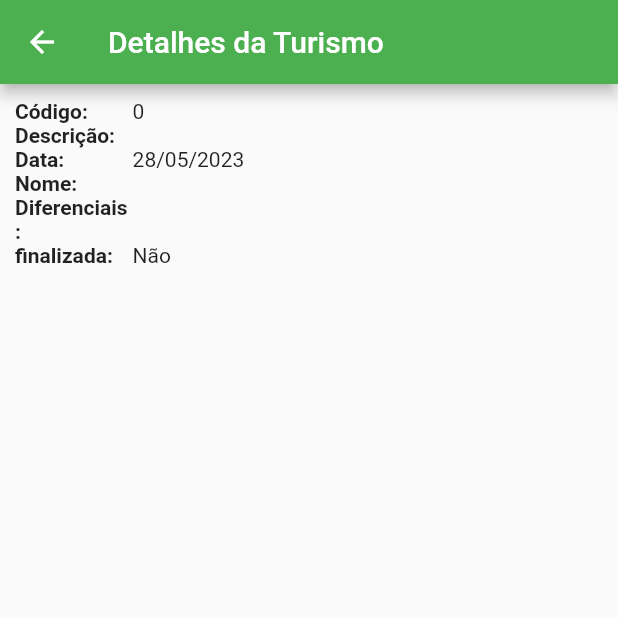
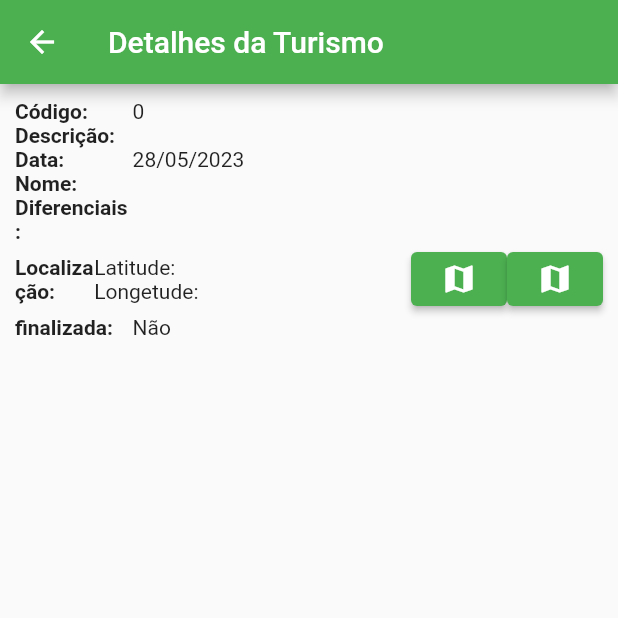
Before and after one commit to AdolfoSchwertz/gerenciamento_turismo, a Flutter app: the DetalhesTurismoPage screen opened directly with empty values, on a phone screen of 412 x 824 dp, the top half of it. Run offline on Flutter 3.47's test engine with Material 2 defaults, Android fonts, the phone set to English and light mode, and no system bars; our stand-ins replace geolocator, google_maps_flutter, shared_preferences, sqflite; missing offline and left inert: maps_launcher; accounts and stored records are empty.

Commit message:
Entrega 3

```diff
--- a/lib/dao/turismo_dao.dart
+++ b/lib/dao/turismo_dao.dart
@@ -52,7 +52,9 @@ class TurismoDao {
         PontoTuristico.campoDescricao,
         PontoTuristico.campoDiferenciais,
         PontoTuristico.campoData,
-        PontoTuristico.campoNome
+        PontoTuristico.campoNome,
+        PontoTuristico.campoLatitude,
+        PontoTuristico.campoLongetude
       ],
       where: where,
       orderBy: orderBy,
--- a/lib/database/database_provider.dart
+++ b/lib/database/database_provider.dart
@@ -33,6 +33,8 @@ class DatabaseProvider {
         ${PontoTuristico.campoData} TEXT,
         ${PontoTuristico.campoDiferenciais} TEXT,
         ${PontoTuristico.campoNome} TEXT,
+        ${PontoTuristico.campoLatitude} TEXT,
+        ${PontoTuristico.campoLongetude} TEXT,
         ${PontoTuristico.campoFinalizada} INTEGER NOT NULL DEFAULT 0
       );
     ''');
--- a/lib/model/pontoTuristico.dart
+++ b/lib/model/pontoTuristico.dart
@@ -9,6 +9,8 @@ class PontoTuristico{
   static const campoData = 'data';
   static const campoDiferenciais = 'diferenciais';
   static const campoFinalizada = 'finalizada';
+  static const campoLongetude = 'longetude';
+  static const campoLatitude = 'latitude';
 
   int? id;
   String nome;
@@ -16,12 +18,16 @@ class PontoTuristico{
   String diferenciais;
   DateTime? dataCadastro = DateTime.now();
   bool finalizada;
+  String longetude;
+  String latitude;
 
   PontoTuristico({
     required this.id,
     required this.nome,
     required this.descricaoo,
     required this.diferenciais,
+    required this.latitude,
+    required this.longetude,
     this.finalizada = false,
     this.dataCadastro});
 
@@ -41,6 +47,8 @@ class PontoTuristico{
     campoDiferenciais: diferenciais,
     campoData:
     dataCadastro == null ? null : DateFormat("yyyy-MM-dd").format(dataCadastro!),
+    campoLatitude:latitude,
+    campoLongetude:longetude,
     campoFinalizada: finalizada ? 1 : 0
   };
 
@@ -48,6 +56,8 @@ class PontoTuristico{
     id: map[campoId] is int ? map[campoId] : null,
     descricaoo: map[campoDescricao] is String ? map[campoDescricao] : '',
     diferenciais: map[campoDiferenciais] is String ? map[campoDiferenciais] : '',
+    latitude: map[campoLatitude] is String ? map[campoLatitude] : '',
+    longetude: map[campoLongetude] is String ? map[campoLongetude] : '',
     nome: map[campoNome] is String ? map[campoNome] : '',
     dataCadastro: map[campoData] is String
         ? DateFormat("yyyy-MM-dd").parse(map[campoData])
--- a/lib/pages/detalhes_turismo_page.dart
+++ b/lib/pages/detalhes_turismo_page.dart
@@ -1,6 +1,8 @@
 import 'package:flutter/material.dart';
+import 'package:maps_launcher/maps_launcher.dart';
 
 import '../model/pontoTuristico.dart';
+import 'mapa_interno.dart';
 
 class DetalhesTurismoPage extends StatefulWidget {
   final PontoTuristico pontoturistico;
@@ -58,6 +60,23 @@ class _DetalhesTurismoPageState extends State<DetalhesTurismoPage> {
         ),
         Row(
           children: [
+            Campo(descricao: 'Localização: '),
+            Valor(
+              valor: 'Latitude: ${widget.pontoturistico.latitude}\nLongetude: ${widget.pontoturistico.longetude}',
+            ),
+            ElevatedButton(
+                onPressed: _abrirCoordenadasNoMapaExterno,
+                child: Icon(Icons.map)
+            ),
+            ElevatedButton(
+                onPressed: _abrirCoordenadasNoMapaInterno,
+                child: Icon(Icons.map)
+            ),
+          ],
+        ),
+
+        Row(
+          children: [
             Campo(descricao: 'finalizada: '),
             Valor(valor: widget.pontoturistico.finalizada ? 'Sim' : 'Não'),
           ],
@@ -65,6 +84,25 @@ class _DetalhesTurismoPageState extends State<DetalhesTurismoPage> {
       ],
     ),
   );
+
+  void _abrirCoordenadasNoMapaExterno() {
+    if (widget.pontoturistico.latitude.isEmpty || widget.pontoturistico.longetude.isEmpty ) {
+      return;
+    }
+    MapsLauncher.launchCoordinates(double.parse(widget.pontoturistico.latitude), double.parse(widget.pontoturistico.longetude));
+  }
+
+  void _abrirCoordenadasNoMapaInterno(){
+    if (widget.pontoturistico.latitude.isEmpty || widget.pontoturistico.longetude.isEmpty ){
+      return;
+    }
+    Navigator.push(context,
+      MaterialPageRoute(builder: (BuildContext context) => MapaPage(
+          latitude: double.parse(widget.pontoturistico.latitude), longitude: double.parse(widget.pontoturistico.longetude)
+      ),
+      ),
+    );
+  }
 }
 
 class Campo extends StatelessWidget {
--- a/lib/pages/lista_turismo_pages.dart
+++ b/lib/pages/lista_turismo_pages.dart
@@ -80,7 +80,7 @@ class _ListaTurismoPageState extends State<ListaTurismoPage> {
                   fontWeight: FontWeight.bold,
                   color: Theme
                       .of(context)
-                      .primaryColor,
+                      .primaryColor
                 ),
               ),
             ),
@@ -118,7 +118,7 @@ class _ListaTurismoPageState extends State<ListaTurismoPage> {
               },
             ),
             title: Text(
-              '${turismo.id} - ${turismo.descricaoo}',
+              '${turismo.id} - ${turismo.nome}',
               style: TextStyle(
                 decoration:
                 turismo.finalizada ? TextDecoration.lineThrough : null,
@@ -127,7 +127,7 @@ class _ListaTurismoPageState extends State<ListaTurismoPage> {
             ),
             subtitle: Text(turismo.dataCadastro == null
                 ? 'Tarefa sem data de inserção'
-                : 'Data Atual - ${turismo.dataCadastro}',
+                : 'Data Cadastro - ${turismo.dataCadastroFormatado}',
               style: TextStyle(
                 decoration:
                 turismo.finalizada ? TextDecoration.lineThrough : null,
--- a/pubspec.yaml
+++ b/pubspec.yaml
@@ -38,6 +38,9 @@ dependencies:
   intl: ^0.18.0
   shared_preferences: ^2.0.20
   sqflite: ^2.2.6
+  maps_launcher: ^2.2.0
+  geolocator: ^9.0.2
+  google_maps_flutter: ^2.2.6
 
 
 dev_dependencies:
```
Also changed, not shown: lib/pages/mapa_interno.dart (added, +106 -0 lines), lib/widgets/conteudo_form_dialog.dart (+116 -35 lines), pubspec.lock, 2 other files.
